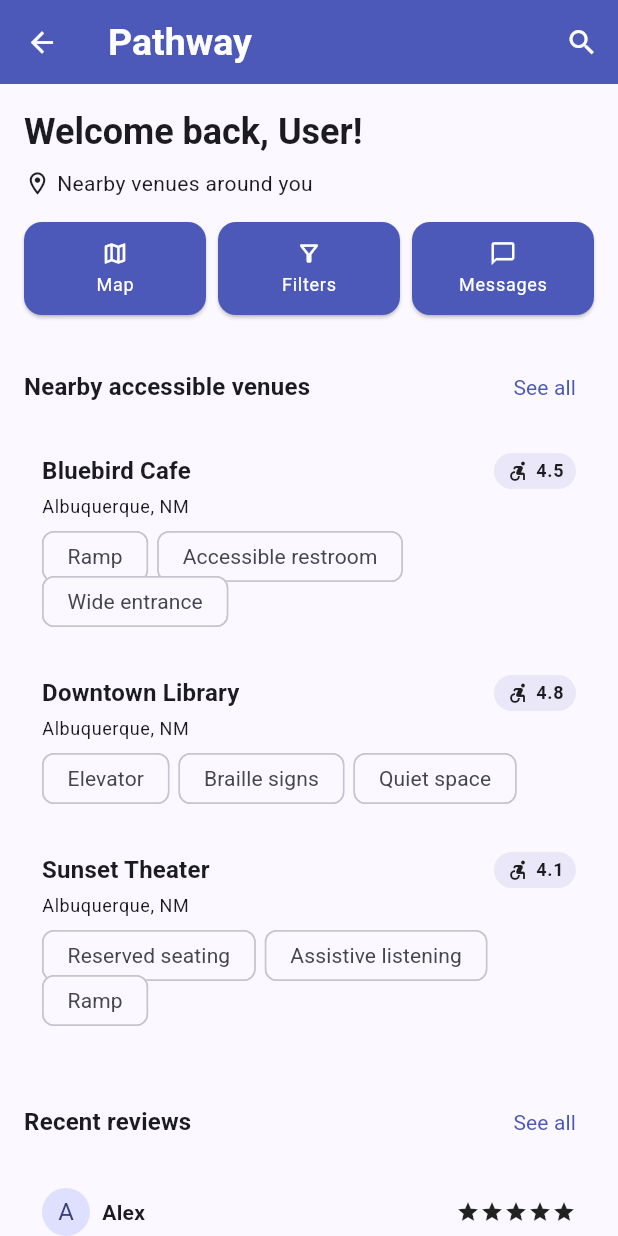
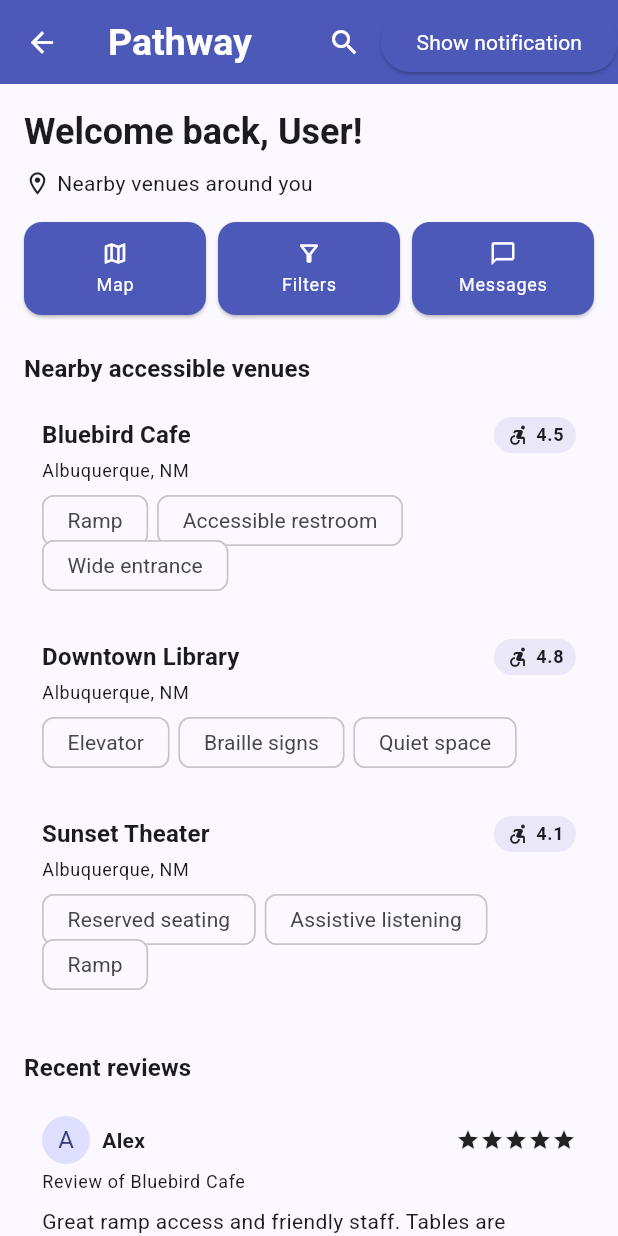
Before and after one commit to katie-allen2004/pathway, a Flutter app: the HomePage screen opened directly, on a phone screen of 412 x 824 dp. Run offline on Flutter 3.47's test engine with Material 3 defaults, Android fonts, the phone set to English and light mode, and no system bars; our stand-ins replace flutter_map, geocoding, google_fonts, google_maps_flutter, image_picker, latlong2 and 2 more; accounts and stored records are empty.

Commit message:
In-app push notification UI
- Added notification_controller.dart, notification.dart, and notification_host.dart
- Added a button on home_page.dart that, when clicked, displays a sample push notification

```diff
--- a/pathway/lib/core/routing/app_router.dart
+++ b/pathway/lib/core/routing/app_router.dart
@@ -5,3 +5,8 @@
     MaterialPageRoute(builder: (_) => page),
   );
 }
+
+class AppRouter {
+  static final GlobalKey<NavigatorState> navigatorKey =
+  GlobalKey<NavigatorState>();
+}
--- /dev/null
+++ b/pathway/lib/core/services/notification_controller.dart
@@ -0,0 +1,22 @@
+import 'dart:async';
+import 'package:flutter/material.dart';
+import 'package:pathway/models/notification.dart';
+
+class InAppNotificationController {
+  InAppNotificationController._();
+
+  static final InAppNotificationController instance =
+    InAppNotificationController._();
+
+  final StreamController<InAppNotification> _streamController = StreamController<InAppNotification>.broadcast();
+
+  Stream<InAppNotification> get stream => _streamController.stream;
+
+  void show(InAppNotification notification) {
+    _streamController.add(notification);
+  }
+
+  void dispose() {
+    _streamController.close();
+  }
+}
--- a/pathway/lib/core/widgets/app_scaffold.dart
+++ b/pathway/lib/core/widgets/app_scaffold.dart
@@ -6,7 +6,7 @@ import '../../features/profile/presentation/pages/profile_page.dart';
 import '../../features/messaging/presentation/pages/conversations_page.dart';
 import '/features/auth/presentation/map_screen.dart';
 
-import 'package:pathway/core/utils/accessibility_controller.dart';
+import 'package:pathway/core/services/accessibility_controller.dart';
 
 class BadgesScreen extends StatelessWidget {
   const BadgesScreen({Key? key}) : super(key: key);
--- a/pathway/lib/features/auth/presentation/login_screen.dart
+++ b/pathway/lib/features/auth/presentation/login_screen.dart
@@ -5,7 +5,7 @@ import 'package:supabase_flutter/supabase_flutter.dart';
 import 'package:google_fonts/google_fonts.dart';
 import 'forgot_password_screen.dart';
 import 'package:provider/provider.dart';
-import 'package:pathway/core/utils/accessibility_controller.dart';
+import 'package:pathway/core/services/accessibility_controller.dart';
 
 // Import validators
 import 'package:pathway/core/utils/validators.dart';
--- a/pathway/lib/features/home/presentation/pages/home_page.dart
+++ b/pathway/lib/features/home/presentation/pages/home_page.dart
@@ -1,32 +1,49 @@
 import 'package:flutter/material.dart';
+import 'package:pathway/core/services/notification_controller.dart';
+import 'package:pathway/models/notification.dart';
 
-class HomePage extends StatelessWidget {
+class HomePage extends StatefulWidget {
   const HomePage({super.key});
+
+  @override
+  State<HomePage> createState() => _HomePageState();
+}
+
+class _HomePageState extends State<HomePage> {
+  @override
+  void initState() {
+    super.initState();
+  }
 
   @override
   Widget build(BuildContext context) {
     final theme = Theme.of(context);
 
     return Scaffold(
-      // Implement AppBar with title and search icon
       appBar: AppBar(
-        // Introduce and stylize app title
-        title: Text(
-                        'Pathway',
-                      ),
+        title: const Text('Pathway'),
         centerTitle: false,
         actions: [
-          // Implement search icon
           IconButton(
             icon: const Icon(Icons.search),
             onPressed: () {
               // TODO: navigate to map/search page
             },
           ),
+          ElevatedButton(
+            onPressed: () {
+              InAppNotificationController.instance.show(
+                const InAppNotification(
+                  title: 'Test',
+                  body: 'You have a new notification',
+                ),
+              );
+            },
+            child: const Text('Show notification'),
+          )
         ],
       ),
       body: SafeArea(
-        // Introduce scrollable content with padding
         child: CustomScrollView(
           slivers: [
             SliverToBoxAdapter(
@@ -35,7 +52,6 @@ class HomePage extends StatelessWidget {
                 child: Column(
                   crossAxisAlignment: CrossAxisAlignment.start,
                   children: [
-                    // Welcome message for user
                     Text(
                       'Welcome back, User!',
                       style: theme.textTheme.headlineSmall?.copyWith(
@@ -45,9 +61,8 @@ class HomePage extends StatelessWidget {
                     const SizedBox(height: 8),
                     Row(
                       children: [
-                        const Icon(Icons.location_on_outlined, size: 18), // Location icon
+                        const Icon(Icons.location_on_outlined, size: 18),
                         const SizedBox(width: 4),
-                        // Title defining the nearby venues section
                         Text(
                           'Nearby venues around you',
                           style: theme.textTheme.bodyMedium,
@@ -58,30 +73,21 @@ class HomePage extends StatelessWidget {
                 ),
               ),
             ),
-
-            // Quick actions row
             const SliverToBoxAdapter(
               child: Padding(
                 padding: EdgeInsets.symmetric(horizontal: 16),
                 child: _QuickActionsRow(),
               ),
             ),
-
             const SliverToBoxAdapter(child: SizedBox(height: 16)),
-
-            // Nearby venues section
             SliverToBoxAdapter(
               child: _SectionHeader(
                 title: 'Nearby accessible venues',
-                onSeeAll: () {
-                  // TODO: navigate to full venues list / map
-                },
               ),
             ),
             SliverList.builder(
               itemCount: _dummyVenues.length,
               itemBuilder: (context, index) {
-                // Fill section with dummy venue cards
                 final venue = _dummyVenues[index];
                 return Padding(
                   padding: const EdgeInsets.symmetric(horizontal: 16, vertical: 4),
@@ -89,20 +95,13 @@ class HomePage extends StatelessWidget {
                 );
               },
             ),
-
             const SliverToBoxAdapter(child: SizedBox(height: 16)),
-
-            // Recent reviews section
             SliverToBoxAdapter(
               child: _SectionHeader(
                 title: 'Recent reviews',
-                onSeeAll: () {
-                  // TODO: navigate to reviews list
-                },
               ),
             ),
             SliverList.builder(
-              // Fill section with dummy review cards
               itemCount: _dummyReviews.length,
               itemBuilder: (context, index) {
                 final review = _dummyReviews[index];
@@ -112,7 +111,6 @@ class HomePage extends StatelessWidget {
                 );
               },
             ),
-
             const SliverToBoxAdapter(child: SizedBox(height: 24)),
           ],
         ),
--- a/pathway/lib/features/profile/presentation/pages/accessibility_settings_page.dart
+++ b/pathway/lib/features/profile/presentation/pages/accessibility_settings_page.dart
@@ -4,7 +4,7 @@ import 'package:provider/provider.dart';
 import 'package:pathway/core/theme/theme.dart';
 import 'package:pathway/core/widgets/widgets.dart';
 
-import 'package:pathway/core/utils/accessibility_controller.dart';
+import 'package:pathway/core/services/accessibility_controller.dart';
 import 'package:pathway/models/accessibility_settings.dart';
 
 class AccessibilitySettingsPage extends StatefulWidget {
--- a/pathway/lib/features/profile/presentation/pages/profile_page.dart
+++ b/pathway/lib/features/profile/presentation/pages/profile_page.dart
@@ -15,7 +15,7 @@ import 'help_page.dart';
 import 'privacy_policy_page.dart';
 import 'package:pathway/features/auth/presentation/login_screen.dart';
 import 'favorites_page.dart';
-import 'package:pathway/core/utils/accessibility_controller.dart';
+import 'package:pathway/core/services/accessibility_controller.dart';
 import 'package:provider/provider.dart';
 import 'package:pathway/models/accessibility_settings.dart';
 import 'package:pathway/features/venues/data/venue_model.dart';
--- a/pathway/lib/main.dart
+++ b/pathway/lib/main.dart
@@ -3,10 +3,12 @@ import 'features/auth/presentation/login_screen.dart';
 import 'package:google_fonts/google_fonts.dart'; // Added Google Fonts package for custom font
 import 'core/theme/app_theme.dart';
 import 'package:supabase_flutter/supabase_flutter.dart';
-import 'core/utils/accessibility_controller.dart';
+import 'core/services/accessibility_controller.dart';
 import 'package:provider/provider.dart';
 import '/features/auth/data/user_repository.dart';
 import 'package:pathway/models/accessibility_settings.dart';
+import 'package:pathway/core/widgets/notification_host.dart';
+import 'package:pathway/core/routing/app_router.dart';
 
 ThemeData buildPathwayTheme({required Brightness brightness}) {
   final colorScheme = ColorScheme.fromSeed(
@@ -146,6 +148,7 @@ class PathwayApp extends StatelessWidget {
           final themedDark  = _applyA11yToTheme(darkBase, s);
 
           return MaterialApp(
+            navigatorKey: AppRouter.navigatorKey,
             title: 'Pathway',
             theme: themedLight,
             darkTheme: themedDark,
@@ -164,7 +167,7 @@ class PathwayApp extends StatelessWidget {
                 out = TickerMode(enabled: false, child: out);
               }
 
-              return out;
+              return InAppNotificationHost(child: out); // return out;
             },
             home: const LoginScreen(),
           );
--- /dev/null
+++ b/pathway/lib/models/notification.dart
@@ -0,0 +1,13 @@
+class InAppNotification {
+  final String title;
+  final String body;
+  final String? route;
+  final Duration duration;
+
+  const InAppNotification({
+    required this.title,
+    required this.body,
+    this.route,
+    this.duration = const Duration(seconds: 4)
+  });
+}
```
Also changed, not shown: pathway/lib/core/widgets/notification_host.dart (added, +224 -0 lines), pathway/lib/core/services/accessibility_controller.dart (renamed from pathway/lib/core/utils/accessibility_controller.dart).
